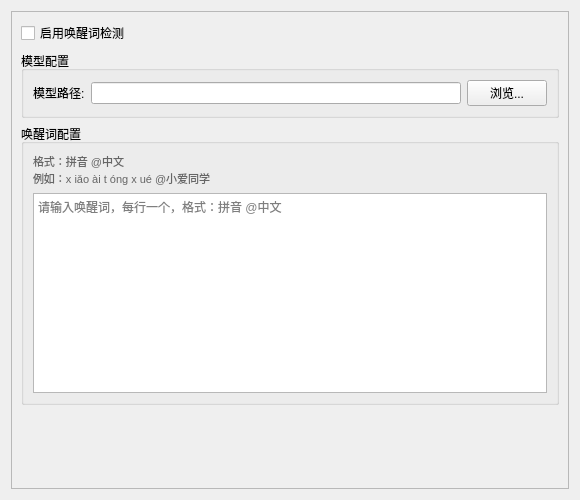
The window that src/views/settings/components/wake_word/wake_word_widget.ui (huangjunsen0406/py-xiaozhi) describes before a commit, drawn with Qt 5.
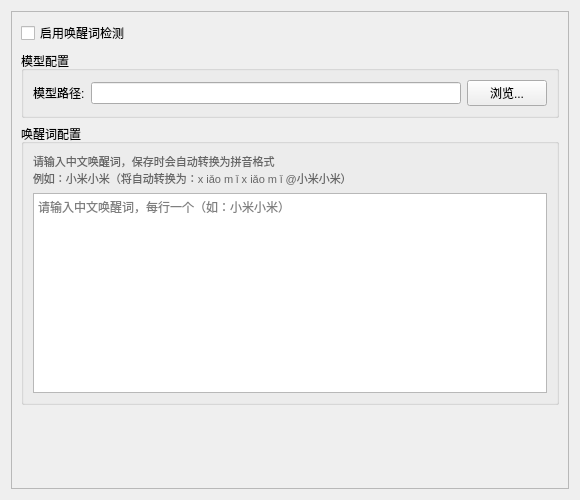
The same window after the commit.

Commit message:
feat: 更新应用配置和添加唤醒词生成工具
- 修改 build.json，更新应用名称、版本和图标，优化打包配置。
- 新增 entitlements.plist 文件，配置应用权限。
- 在 main.py 中优化 Wayland 环境检测逻辑。
- 添加 keyword_generator.py 工具，支持中文唤醒词自动转换为拼音格式并生成关键词文件。
- 更新文档，提供 UnifyPy 2.0 的使用指南和最佳实践。
- 优化 GUI 组件，增强唤醒词设置界面的用户体验。

Diff of the .ui file:
```diff
--- a/src/views/settings/components/wake_word/wake_word_widget.ui
+++ b/src/views/settings/components/wake_word/wake_word_widget.ui
@@ -75,8 +75,8 @@
           <item>
            <widget class="QLabel" name="keywords_help">
             <property name="text">
-             <string>格式：拼音 @中文
-例如：x iǎo ài t óng x ué @小爱同学</string>
+             <string>请输入中文唤醒词，保存时会自动转换为拼音格式
+例如：小米小米（将自动转换为：x iǎo m ǐ x iǎo m ǐ @小米小米）</string>
             </property>
             <property name="styleSheet">
              <string>color: #666666; font-size: 11px;</string>
@@ -92,7 +92,7 @@
              </size>
             </property>
             <property name="placeholderText">
-             <string>请输入唤醒词，每行一个，格式：拼音 @中文</string>
+             <string>请输入中文唤醒词，每行一个（如：小米小米）</string>
             </property>
            </widget>
           </item>
```
The commit also changes 14 other files.
